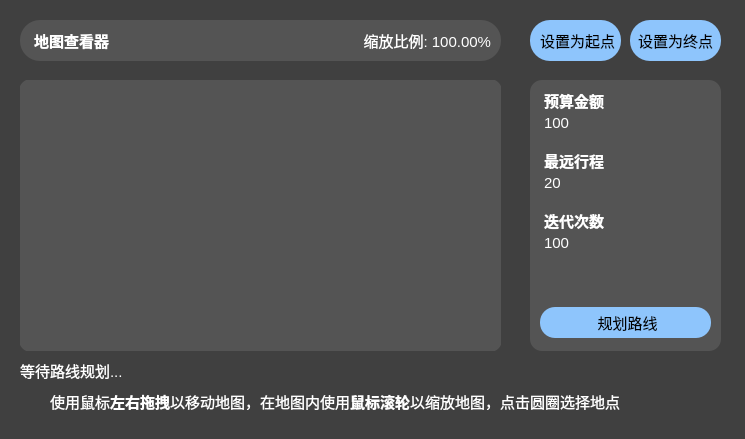
This is untitled1/mainwindow.ui in buger404/BestRoutine as Qt 5 draws it before an edit. The edited form follows.
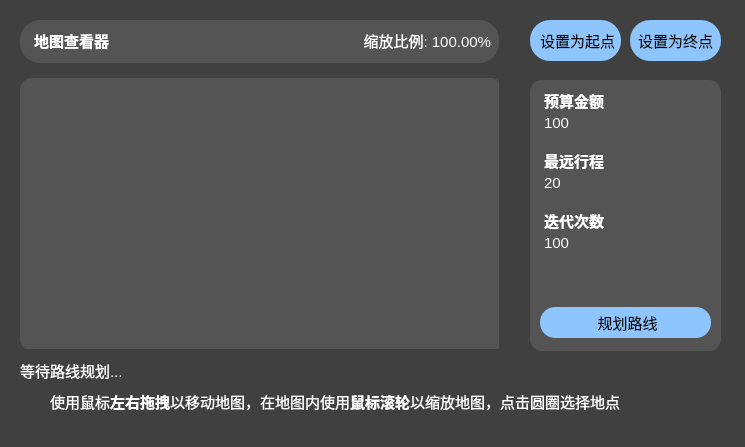
This is the edited form. Icons and pictures are not drawn. Custom widgets are drawn as their Qt base class.

What changed in the file:
```diff
--- a/untitled1/mainwindow.ui
+++ b/untitled1/mainwindow.ui
@@ -7,7 +7,7 @@
     <x>0</x>
     <y>0</y>
     <width>745</width>
-    <height>439</height>
+    <height>447</height>
    </rect>
   </property>
   <property name="sizePolicy">
@@ -16,6 +16,12 @@
     <verstretch>0</verstretch>
    </sizepolicy>
   </property>
+  <property name="minimumSize">
+   <size>
+    <width>745</width>
+    <height>447</height>
+   </size>
+  </property>
   <property name="windowTitle">
    <string>一日游路线规划</string>
   </property>
@@ -27,6 +33,12 @@
    <string notr="true">background: rgb(64,64,64);</string>
   </property>
   <widget class="QWidget" name="centralwidget">
+   <property name="sizePolicy">
+    <sizepolicy hsizetype="Maximum" vsizetype="Maximum">
+     <horstretch>0</horstretch>
+     <verstretch>0</verstretch>
+    </sizepolicy>
+   </property>
    <widget class="QLabel" name="tip">
     <property name="geometry">
      <rect>
@@ -406,10 +418,22 @@
      <rect>
       <x>20</x>
       <y>20</y>
-      <width>481</width>
-      <height>41</height>
+      <width>479</width>
+      <height>43</height>
      </rect>
     </property>
+    <property name="sizePolicy">
+     <sizepolicy hsizetype="Preferred" vsizetype="Fixed">
+      <horstretch>0</horstretch>
+      <verstretch>1</verstretch>
+     </sizepolicy>
+    </property>
+    <property name="minimumSize">
+     <size>
+      <width>0</width>
+      <height>43</height>
+     </size>
+    </property>
     <property name="styleSheet">
      <string notr="true">background-color: rgb(84,84,84);
 border-radius: 20px;</string>
@@ -502,8 +526,8 @@
     <property name="geometry">
      <rect>
       <x>20</x>
-      <y>80</y>
-      <width>481</width>
+      <y>78</y>
+      <width>479</width>
       <height>271</height>
      </rect>
     </property>
@@ -520,12 +544,18 @@
     <widget class="AttractionDisplayer" name="displayer" native="true">
      <property name="geometry">
       <rect>
-       <x>-1</x>
-       <y>-1</y>
+       <x>0</x>
+       <y>0</y>
        <width>483</width>
        <height>273</height>
       </rect>
      </property>
+     <property name="sizePolicy">
+      <sizepolicy hsizetype="Expanding" vsizetype="Expanding">
+       <horstretch>1</horstretch>
+       <verstretch>1</verstretch>
+      </sizepolicy>
+     </property>
      <property name="mouseTracking">
       <bool>true</bool>
      </property>
```
Left out of the diff: 170 changed lines with no effect on the pictures.
